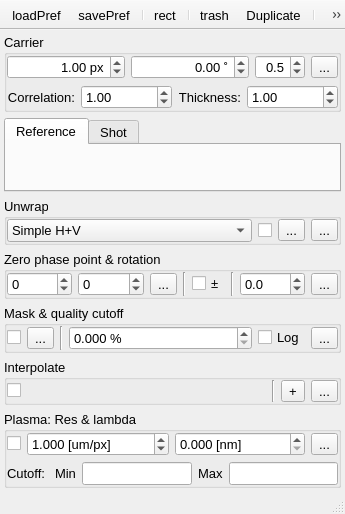
Above: UIs/nInterferometry.ui from NeutrinoToolkit/Neutrino before the change. Below: the same form after it.
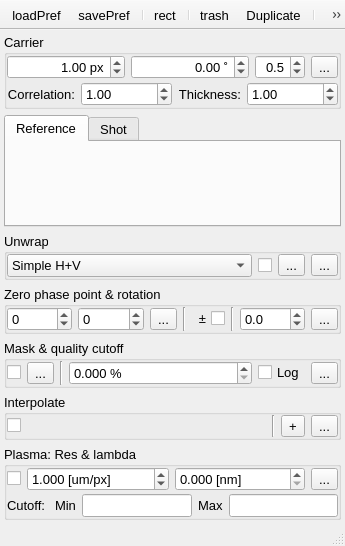
That is the form after the change. Icons and pictures are not drawn.

```diff
--- a/UIs/nInterferometry.ui
+++ b/UIs/nInterferometry.ui
@@ -7,7 +7,7 @@
     <x>0</x>
     <y>0</y>
     <width>345</width>
-    <height>514</height>
+    <height>546</height>
    </rect>
   </property>
   <property name="font">
@@ -38,6 +38,9 @@
        <string>Carrier</string>
       </property>
       <layout class="QGridLayout" name="gridLayout_2" columnstretch="0,1,1,0,0">
+       <property name="verticalSpacing">
+        <number>3</number>
+       </property>
        <property name="margin">
         <number>0</number>
        </property>
@@ -434,6 +437,9 @@
          <property name="toolTip">
           <string>Change sign of phase</string>
          </property>
+         <property name="layoutDirection">
+          <enum>Qt::RightToLeft</enum>
+         </property>
          <property name="text">
           <string>±</string>
          </property>
@@ -678,6 +684,9 @@
        <string>Plasma: Res &amp;&amp; lambda</string>
       </property>
       <layout class="QGridLayout" name="gridLayout" columnstretch="0,1,1,0">
+       <property name="verticalSpacing">
+        <number>3</number>
+       </property>
        <property name="margin">
         <number>0</number>
        </property>
```
